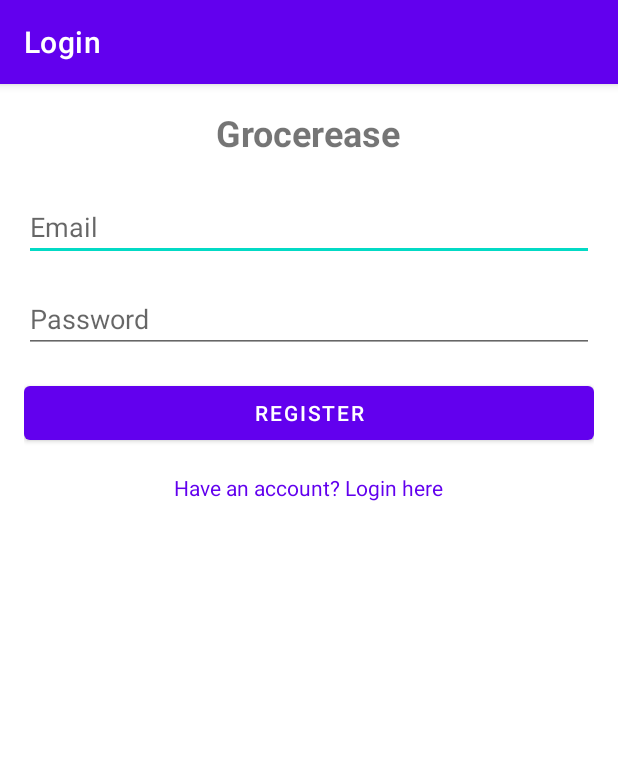
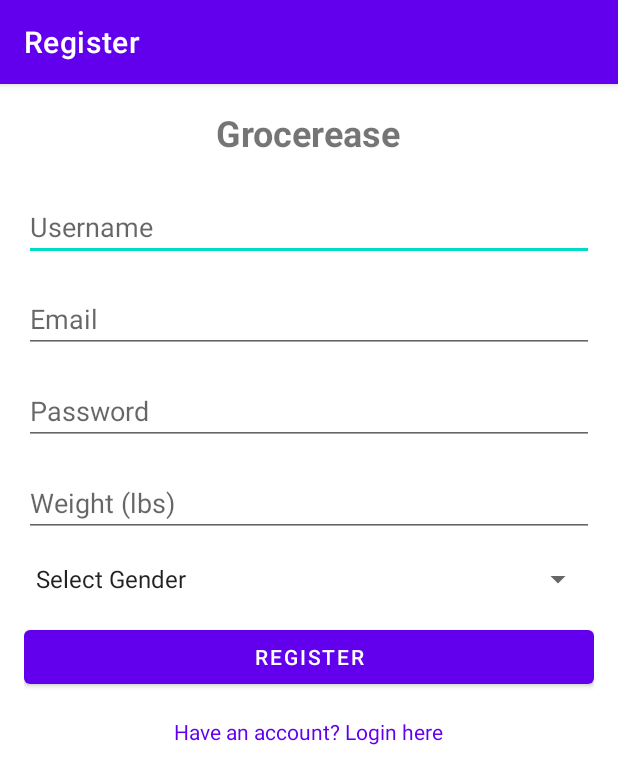
Before and after one commit to donglaiduan/GrocerEase, an Android app: the RegisterActivity screen opened directly, with no data from a screen before it, after a tap on "REGISTER", on a phone screen of 412 x 824 dp. Shown: the top 784 px of the screen. Run offline under Robolectric (Android 15) with nearby library versions, the phone set to English and light mode, and no system bars; our stand-ins replace Firebase (no records; nobody signed in at launch, a user with empty details on screens opened directly); Roboto replaces fonts that are not available here.

Commit message:
update register page, connect accountactivity, connecting logic to app

```diff
--- a/app/src/main/AndroidManifest.xml
+++ b/app/src/main/AndroidManifest.xml
@@ -25,12 +25,13 @@
         <activity
             android:name=".RegisterActivity"
             android:exported="true"
-            android:label="@string/login">
+            android:label="Register">
             <intent-filter>
                 <action android:name="android.intent.action.MAIN" />
                 <category android:name="android.intent.category.LAUNCHER" />
             </intent-filter>
         </activity>
+
         <activity
             android:name=".MainActivity"
             android:exported="true"
@@ -39,6 +40,7 @@
                 <action android:name="android.intent.action.MAIN" />
             </intent-filter>
         </activity>
+        <activity android:name=".AccountActivity"></activity>
         <meta-data
             android:name="com.google.android.geo.API_KEY"
             android:value="${MAPS_API_KEY}" />
--- a/app/src/main/java/com/cs407/grocerease/RegisterActivity.kt
+++ b/app/src/main/java/com/cs407/grocerease/RegisterActivity.kt
@@ -4,34 +4,42 @@ import android.content.Intent
 import android.os.Bundle
 import android.widget.Button
 import android.widget.EditText
+import android.widget.Spinner
 import android.widget.TextView
 import android.widget.Toast
+import android.widget.ArrayAdapter
 import androidx.appcompat.app.AppCompatActivity
 import com.google.firebase.auth.FirebaseAuth
 
-class RegisterActivity : AppCompatActivity(){
+class RegisterActivity : AppCompatActivity() {
     override fun onCreate(savedInstanceState: Bundle?) {
         super.onCreate(savedInstanceState)
         setContentView(R.layout.activity_register)
 
         val emailEditText = findViewById<EditText>(R.id.emailEdit)
         val passwordEditText = findViewById<EditText>(R.id.passwordEdit)
+        val weightEditText = findViewById<EditText>(R.id.weightEdit)
+        val genderSpinner = findViewById<Spinner>(R.id.genderSpinner)
         val registerButton = findViewById<Button>(R.id.registerButton)
         val loginTextView = findViewById<TextView>(R.id.loginTextView)
 
-
+        // Set up the Spinner for gender selection
+        val genderOptions = arrayOf("Select Gender", "Male", "Female", "Other")
+        val adapter = ArrayAdapter(this, android.R.layout.simple_spinner_item, genderOptions)
+        adapter.setDropDownViewResource(android.R.layout.simple_spinner_dropdown_item)
+        genderSpinner.adapter = adapter
 
         registerButton.setOnClickListener {
             val email = emailEditText.text.toString().trim()
             val password = passwordEditText.text.toString().trim()
+            val weight = weightEditText.text.toString().trim()
+            val selectedGender = genderSpinner.selectedItem.toString()
 
-
-
-            if (email.isEmpty() || password.isEmpty()) {
+            if (email.isEmpty() || password.isEmpty() || weight.isEmpty() || selectedGender == "Select Gender") {
                 Toast.makeText(this, "Please fill in all fields", Toast.LENGTH_SHORT).show()
             } else {
                 signUp(email, password)
-                Toast.makeText(this, "Login Successful", Toast.LENGTH_SHORT).show()
+                Toast.makeText(this, "Registration Successful", Toast.LENGTH_SHORT).show()
                 // Navigate to the next activity
                 val intent = Intent(this, MainActivity::class.java)
                 startActivity(intent)
@@ -40,7 +48,7 @@ class RegisterActivity : AppCompatActivity(){
         }
 
         loginTextView.setOnClickListener {
-            // Navigate to the registration screen
+            // Navigate to the login screen
             val intent = Intent(this, LoginActivity::class.java)
             startActivity(intent)
         }
--- a/app/src/main/java/com/cs407/grocerease/ui/home/BlogAdapter.kt
+++ b/app/src/main/java/com/cs407/grocerease/ui/home/BlogAdapter.kt
@@ -30,17 +30,15 @@ class BlogAdapter(private var blogs: List<Blog>) : RecyclerView.Adapter<BlogAdap
         holder.usernameTextView.text = blog.username
         holder.timestampTextView.text = blog.timestamp.toString()
 
-        // Load the image using Glide
         Glide.with(holder.itemView.context)
             .load(blog.url)
-//            .placeholder(R.drawable.placeholder)
-//            .error(R.drawable.error)
+            .placeholder(R.drawable.baseline_no_food_24)
+            .error(R.drawable.baseline_no_food_24)
             .into(holder.blogImageView)
     }
 
     override fun getItemCount(): Int = blogs.size
 
-    // Method to update the list of blogs
     fun updateBlogs(newBlogs: List<Blog>) {
         blogs = newBlogs
         notifyDataSetChanged()
--- /dev/null
+++ b/app/src/main/res/drawable/baseline_error_24.xml
@@ -0,0 +1,5 @@
+<vector xmlns:android="http://schemas.android.com/apk/res/android" android:height="24dp" android:tint="#000000" android:viewportHeight="24" android:viewportWidth="24" android:width="24dp">
+
+    <path android:fillColor="@android:color/white" android:pathData="M12,2C6.48,2 2,6.48 2,12s4.48,10 10,10 10,-4.48 10,-10S17.52,2 12,2zM13,17h-2v-2h2v2zM13,13h-2L11,7h2v6z"/>
+
+</vector>
--- /dev/null
+++ b/app/src/main/res/drawable/baseline_no_food_24.xml
@@ -0,0 +1,5 @@
+<vector xmlns:android="http://schemas.android.com/apk/res/android" android:height="24dp" android:tint="#000000" android:viewportHeight="24" android:viewportWidth="24" android:width="24dp">
+
+    <path android:fillColor="@android:color/white" android:pathData="M11.35,8.52L11,5h5V1h2v4h5l-1.38,13.79L11.35,8.52zM1,21v1c0,0.55 0.45,1 1,1h13c0.55,0 1,-0.45 1,-1v-1H1zM21.9,21.9L2.1,2.1L0.69,3.51l5.7,5.7C3.28,9.87 1,11.99 1,15h11.17l2,2H1v2h15v-0.17l4.49,4.49L21.9,21.9z"/>
+
+</vector>
--- a/app/src/main/res/layout/activity_register.xml
+++ b/app/src/main/res/layout/activity_register.xml
@@ -18,6 +18,14 @@
         android:layout_marginBottom="24dp" />
 
     <EditText
+        android:id="@+id/usernameEdit"
+        android:layout_width="match_parent"
+        android:layout_height="wrap_content"
+        android:hint="@string/username_text"
+        android:inputType="textPersonName"
+        android:layout_marginBottom="16dp" />
+
+    <EditText
         android:id="@+id/emailEdit"
         android:layout_width="match_parent"
         android:layout_height="wrap_content"
@@ -31,6 +39,20 @@
         android:layout_height="wrap_content"
         android:hint="@string/password_text"
         android:inputType="textPassword"
+        android:layout_marginBottom="16dp" />
+
+    <EditText
+        android:id="@+id/weightEdit"
+        android:layout_width="match_parent"
+        android:layout_height="wrap_content"
+        android:hint="@string/weight_text"
+        android:inputType="numberDecimal"
+        android:layout_marginBottom="16dp" />
+
+    <Spinner
+        android:id="@+id/genderSpinner"
+        android:layout_width="match_parent"
+        android:layout_height="wrap_content"
         android:layout_marginBottom="16dp" />
 
     <Button
--- a/app/src/main/res/values/strings.xml
+++ b/app/src/main/res/values/strings.xml
@@ -16,6 +16,13 @@
     <string name="info_button">Info</string>
     <string name="addItemText">Add</string>
     <string name="addBlogSuggestion">Add Blog</string>
+    <string name="username_text">Username</string>
+    <string name="weight_text">Weight (lbs)</string>
+    <string-array name="gender_options">
+        <item>Male</item>
+        <item>Female</item>
+        <item>Other</item>
+    </string-array>
     <string-array name="item_amount_array">
         <item>1</item>
         <item>2</item>
```
Also changed, not shown: app/src/main/java/com/cs407/grocerease/AccountActivity.kt (+20 -2 lines), app/src/main/java/com/cs407/grocerease/ui/home/HomeFragment.kt (+11 -8 lines), app/src/main/res/layout/edit_profile.xml (+20 -5 lines).
